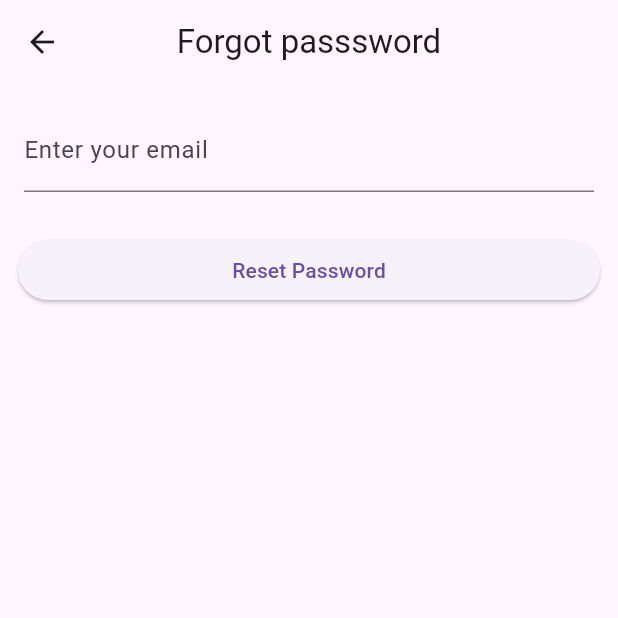
After one commit to nikhilbishnoi007/Flutter-Practice, a Flutter app: the screen it shows after launch, after a tap on "forgot password", on a phone screen of 412 x 824 dp, the top half of it. The commit adds this screen. Run offline on Flutter 3.47's test engine with Material 3 defaults, Android fonts, the phone set to English and light mode, and no system bars; our stand-ins replace cloud_firestore, firebase_auth, firebase_core, flutter_bloc, shared_preferences; accounts and stored records are empty.

Commit message:
Implement forgot password feature

```diff
--- /dev/null
+++ b/firelab/lib/screens/forgot_passsword.dart
@@ -0,0 +1,96 @@
+import 'package:firebase_auth/firebase_auth.dart';
+import 'package:flutter/material.dart';
+
+class ForgotScreen extends StatefulWidget {
+  const ForgotScreen({super.key});
+
+  @override
+  State<ForgotScreen> createState() => _ForgotScreenState();
+}
+
+class _ForgotScreenState extends State<ForgotScreen> {
+  final email = TextEditingController();
+  final _formkey = GlobalKey<FormState>();
+  final auth = FirebaseAuth.instance;
+  bool isLoading = false;
+
+  Future<void> reset(BuildContext context) async {
+    setState(() => isLoading = true);
+    try {
+      await auth.sendPasswordResetEmail(email: email.text);
+      if (!context.mounted) return;
+      await showDialog(
+        barrierDismissible: false,
+        context: context,
+        builder: (context) {
+          return AlertDialog(
+            title: const Text("Email Sent"),
+            content: const Text(
+              "A reset email has been sent to your email. Check your inbox to reset your password.",
+            ),
+            actions: [
+              TextButton(
+                onPressed: () {
+                  Navigator.pop(context);
+                  Navigator.pop(context);
+                },
+                child: const Text("OK"),
+              ),
+            ],
+          );
+        },
+      );
+    } catch (e) {
+      if (!context.mounted) return;
+      ScaffoldMessenger.of(context)
+          .showSnackBar(SnackBar(content: Text(e.toString())));
+    } finally {
+      if (mounted) setState(() => isLoading = false);
+    }
+  }
+
+  @override
+  Widget build(BuildContext context) {
+    return Scaffold(
+      appBar: AppBar(title: Text("Forgot passsword"), centerTitle: true),
+      body: Form(
+        key: _formkey,
+        child: ListView(
+          children: [
+            Padding(
+              padding: EdgeInsets.all(16),
+              child: TextFormField(
+                controller: email,
+                decoration: InputDecoration(label: Text("Enter your email")),
+                validator: (value) {
+                  if (value == null || value.trim().isEmpty) {
+                    return "Email is required";
+                  }
+                  if (!value.contains("@")) return "Enter a valid email";
+                  return null;
+                },
+              ),
+            ),
+            Padding(
+              padding: const EdgeInsets.all(12),
+              child: ElevatedButton(
+                onPressed: () {
+                  if (_formkey.currentState!.validate()) {
+                    reset(context);
+                  }
+                },
+                child: isLoading
+                    ? SizedBox(
+                        width: 20,
+                        height: 20,
+                        child: CircularProgressIndicator(),
+                      )
+                    : Text("Reset Password"),
+              ),
+            ),
+          ],
+        ),
+      ),
+    );
+  }
+}
--- a/firelab/lib/screens/login_screen.dart
+++ b/firelab/lib/screens/login_screen.dart
@@ -1,4 +1,5 @@
 import 'package:firebase_auth/firebase_auth.dart';
+import 'package:firelab/screens/forgot_passsword.dart';
 import 'package:firelab/screens/home_screen.dart';
 import 'package:firelab/screens/register_screen.dart';
 import 'package:flutter/cupertino.dart';
@@ -18,8 +19,7 @@ class _LoginScreenState extends State<LoginScreen> {
   bool isLoading = false;
   final auth = FirebaseAuth.instance;
   Future<void> login(BuildContext context) async {
-
-    setState(() =>isLoading = true);
+    setState(() => isLoading = true);
     try {
       await auth.signInWithEmailAndPassword(
         email: email.text,
@@ -30,10 +30,9 @@ class _LoginScreenState extends State<LoginScreen> {
       Navigator.pushAndRemoveUntil(
         context,
         MaterialPageRoute(builder: (context) => HomeScreen()),
-        (value)=>false
+        (value) => false,
       );
     } catch (e) {
-
       if (!context.mounted) return;
       ScaffoldMessenger.of(context)
           .showSnackBar(SnackBar(content: Text(e.toString())));
@@ -98,8 +97,20 @@ class _LoginScreenState extends State<LoginScreen> {
                 },
               ),
             ),
+            Align(
+              alignment: AlignmentGeometry.centerRight,
+              child: TextButton(
+                onPressed: () {
+                  Navigator.push(
+                    context,
+                    MaterialPageRoute(builder: (context) => ForgotScreen()),
+                  );
+                },
+                child: Text("forgot password"),
+              ),
+            ),
             Padding(
-              padding: const EdgeInsets.all(16),
+              padding: const EdgeInsets.all(12),
               child: ElevatedButton(
                 onPressed: () {
                   if (_formKey.currentState!.validate()) {
```
